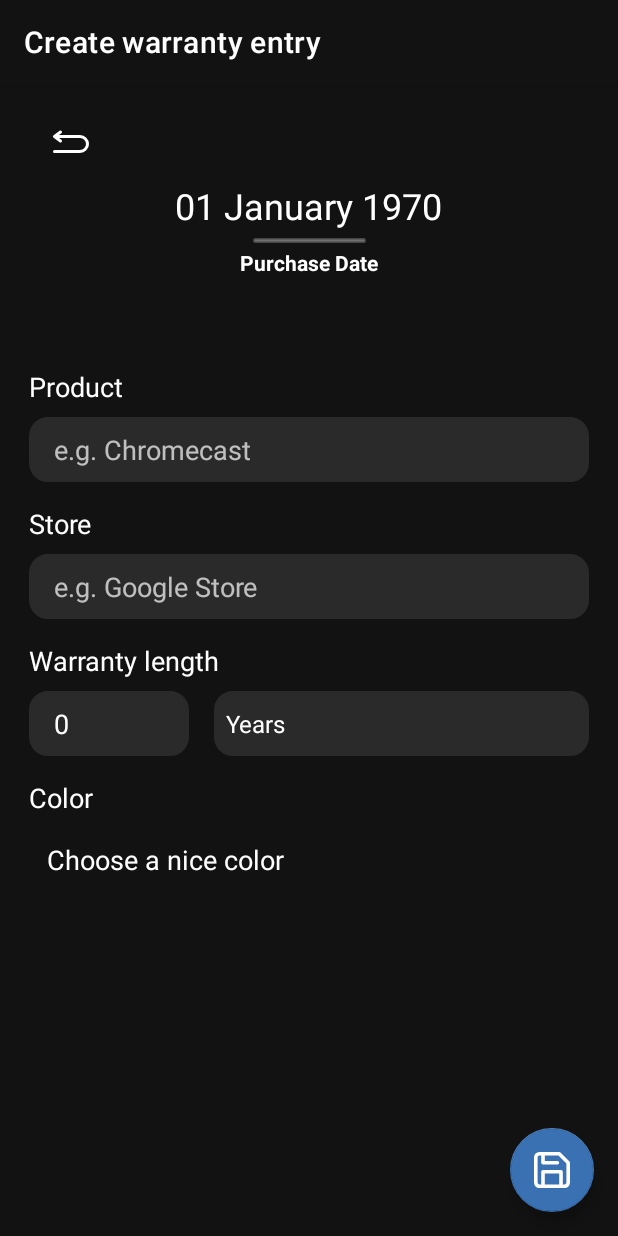
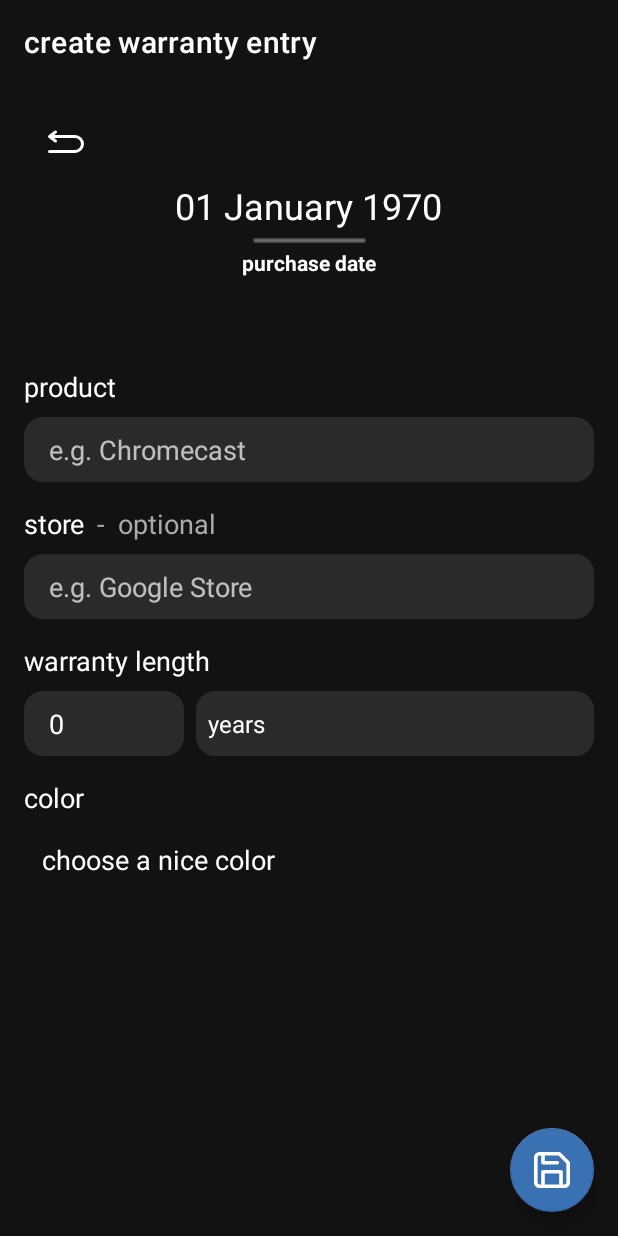
Before and after one commit to Tueska/android-warrantyreminder, an Android app: the ModifyFragment screen opened through its navigation route, after a tap on an icon or button, on a phone screen of 412 x 824 dp. Run offline under Robolectric (Android 15) with nearby library versions, the light colour scheme and no system bars; libraries missing offline, so code that uses them is left out: petrov.kristiyan.colorpicker; 9 statements that could not run were skipped.

Commit message:
Now use of proper constraints

```diff
--- a/app/src/main/java/com/example/warrantyreminder/ModifyFragment.java
+++ b/app/src/main/java/com/example/warrantyreminder/ModifyFragment.java
@@ -79,7 +79,7 @@ public class ModifyFragment extends Fragment implements AdapterView.OnItemSelect
         // Check if Create or not
         this.viewDeleteButton = getView().findViewById(R.id.deleteButton);
         this.viewDeleteButton.setVisibility(this.valueModify ? View.VISIBLE : View.INVISIBLE);
-        getActivity().setTitle(this.valueModify ? "Modify warranty entry" : "Create warranty entry");
+        getActivity().setTitle(this.valueModify ? "modify warranty entry" : "create warranty entry");
 
         this.viewColor.setBackgroundTintList(ColorStateList.valueOf(this.valueColor));
         this.viewPickerColor.setBackgroundTintList(ColorStateList.valueOf(this.valueColor));
@@ -97,7 +97,13 @@ public class ModifyFragment extends Fragment implements AdapterView.OnItemSelect
         binding.fabDone.setOnClickListener(new View.OnClickListener() {
             @Override
             public void onClick(View view) {
-                valueWarrantyLength = Integer.valueOf(viewWarrantyLength.getText().toString());
+                try {
+                    valueWarrantyLength = Integer.valueOf(viewWarrantyLength.getText().toString());
+                } catch (Exception e) {
+                    Toast.makeText(binding.getRoot().getContext(), "number too large!", Toast.LENGTH_SHORT).show();
+                    return;
+                }
+
 
                 we.setId(valueId);
                 we.setProduct(viewProduct.getText().toString());
@@ -126,8 +132,8 @@ public class ModifyFragment extends Fragment implements AdapterView.OnItemSelect
                 }
                 we.setWarrantyExpireDate(cal.getTime().getTime());
 
-                if(!valueModify && we.getProduct().isEmpty()) {
-                    Toast.makeText(binding.getRoot().getContext(), "No Product given!", Toast.LENGTH_SHORT).show();
+                if(we.getProduct().isEmpty()) {
+                    Toast.makeText(binding.getRoot().getContext(), "no product given!", Toast.LENGTH_SHORT).show();
                     return;
                 }
 
@@ -143,14 +149,14 @@ public class ModifyFragment extends Fragment implements AdapterView.OnItemSelect
         binding.deleteButton.setOnClickListener(new View.OnClickListener() {
             @Override
             public void onClick(View v) {
-                new AlertDialog.Builder(view.getContext()).setTitle("Remove").setMessage("Delete warranty entry?").setIcon(R.drawable.ic_delete).setPositiveButton("Yes", new DialogInterface.OnClickListener() {
+                new AlertDialog.Builder(view.getContext()).setTitle("remove").setMessage("delete warranty entry?").setIcon(R.drawable.ic_delete).setPositiveButton("yes", new DialogInterface.OnClickListener() {
                     @Override
                     public void onClick(DialogInterface dialog, int which) {
                         we.setId(valueId);
                         MainActivity.sql.deleteProduct(we);
                         getActivity().onBackPressed();
                     }
-                }).setNegativeButton("No", null).show();
+                }).setNegativeButton("no", null).show();
             }
         });
 
@@ -160,6 +166,7 @@ public class ModifyFragment extends Fragment implements AdapterView.OnItemSelect
                 getActivity().onBackPressed();
             }
         });
+
     }
 
     @Override
@@ -177,4 +184,6 @@ public class ModifyFragment extends Fragment implements AdapterView.OnItemSelect
     public void onNothingSelected(AdapterView<?> parent) {
 
     }
+
+
 }
--- a/app/src/main/java/com/example/warrantyreminder/ProductListFragment.java
+++ b/app/src/main/java/com/example/warrantyreminder/ProductListFragment.java
@@ -4,6 +4,8 @@ import android.os.Bundle;
 import android.view.LayoutInflater;
 import android.view.View;
 import android.view.ViewGroup;
+import android.widget.TextView;
+
 import androidx.annotation.NonNull;
 import androidx.fragment.app.Fragment;
 import androidx.navigation.fragment.NavHostFragment;
@@ -25,7 +27,7 @@ public class ProductListFragment extends Fragment {
             LayoutInflater inflater, ViewGroup container,
             Bundle savedInstanceState
     ) {
-        getActivity().setTitle("Warranty expire list");
+        getActivity().setTitle("warranty expire list");
         binding = FragmentProductlistBinding.inflate(inflater, container, false);
         return binding.getRoot();
 
@@ -34,8 +36,12 @@ public class ProductListFragment extends Fragment {
     public void onViewCreated(@NonNull View view, Bundle savedInstanceState) {
         super.onViewCreated(view, savedInstanceState);
 
+        TextView warrantyEntryNotifier = view.findViewById(R.id.warrantyEntryNotifier);
         RecyclerView sv = (RecyclerView) getView().findViewById(R.id.productList);
         List<WarrantyEntry> products = MainActivity.sql.getAllProducts();
+        if(products.isEmpty()) {
+            warrantyEntryNotifier.setText("no warranty entries");
+        }
 
         // Lambda Expression → Sorts Arraylist by remaining time
         products.sort((o1, o2) -> (o1.getWarrantyExpireDate() - o2.getWarrantyExpireDate()) < 0 ? -1 : 1);
--- a/app/src/main/res/layout/fragment_modify.xml
+++ b/app/src/main/res/layout/fragment_modify.xml
@@ -22,9 +22,11 @@
 
     <ImageView
         android:id="@+id/colorPurchaseDate"
-        android:layout_width="373dp"
+        android:layout_width="match_parent"
         android:layout_height="158dp"
+        android:layout_marginStart="16dp"
         android:layout_marginTop="16dp"
+        android:layout_marginEnd="16dp"
         android:background="@drawable/rectangle"
         android:backgroundTint="@color/cp_slate"
         app:layout_constraintEnd_toEndOf="parent"
@@ -35,9 +37,11 @@
     <EditText
         android:id="@+id/inputProductName"
         style="@android:style/ThemeOverlay.Material.Dark"
-        android:layout_width="373dp"
+        android:layout_width="match_parent"
         android:layout_height="43dp"
+        android:layout_marginLeft="16dp"
         android:layout_marginTop="48dp"
+        android:layout_marginRight="16dp"
         android:background="@drawable/editable_text_border"
         android:ems="10"
         android:hint="e.g. Chromecast"
@@ -52,9 +56,11 @@
     <EditText
         android:id="@+id/inputStore"
         style="@android:style/ThemeOverlay.Material.Dark"
-        android:layout_width="373dp"
+        android:layout_width="match_parent"
         android:layout_height="43dp"
+        android:layout_marginStart="16dp"
         android:layout_marginTop="48dp"
+        android:layout_marginEnd="16dp"
         android:background="@drawable/editable_text_border"
         android:ems="10"
         android:hint="e.g. Google Store"
@@ -71,6 +77,7 @@
         style="@android:style/ThemeOverlay.Material.Dark"
         android:layout_width="wrap_content"
         android:layout_height="43dp"
+        android:layout_marginStart="16dp"
         android:layout_marginTop="48dp"
         android:background="@drawable/editable_text_border"
         android:ems="5"
@@ -79,9 +86,7 @@
         android:paddingRight="25px"
         android:text="2"
         android:textColor="#FFFFFF"
-        app:layout_constraintEnd_toEndOf="parent"
-        app:layout_constraintHorizontal_bias="0.0"
-        app:layout_constraintStart_toStartOf="@+id/inputStore"
+        app:layout_constraintStart_toStartOf="parent"
         app:layout_constraintTop_toBottomOf="@+id/inputStore" />
 
     <TextView
@@ -108,7 +113,7 @@
         android:layout_width="wrap_content"
         android:layout_height="wrap_content"
         android:layout_marginTop="12dp"
-        android:text="Purchase Date"
+        android:text="purchase date"
         android:textColor="#FFFFFF"
         android:textStyle="bold"
         app:layout_constraintEnd_toEndOf="@+id/colorPurchaseDate"
@@ -120,7 +125,7 @@
         android:layout_width="wrap_content"
         android:layout_height="wrap_content"
         android:layout_marginBottom="8dp"
-        android:text="Product"
+        android:text="product"
         android:textColor="#FFFFFF"
         android:textSize="18sp"
         app:layout_constraintBottom_toTopOf="@+id/inputProductName"
@@ -131,18 +136,30 @@
         android:layout_width="wrap_content"
         android:layout_height="wrap_content"
         android:layout_marginBottom="8dp"
-        android:text="Store"
+        android:text="store"
         android:textColor="#FFFFFF"
         android:textSize="18sp"
         app:layout_constraintBottom_toTopOf="@+id/inputStore"
         app:layout_constraintStart_toStartOf="@+id/inputStore" />
 
     <TextView
+        android:id="@+id/textStore2"
+        android:layout_width="wrap_content"
+        android:layout_height="wrap_content"
+        android:layout_marginStart="8dp"
+        android:layout_marginBottom="8dp"
+        android:text="-  optional"
+        android:textColor="@android:color/darker_gray"
+        android:textSize="18sp"
+        app:layout_constraintBottom_toTopOf="@+id/inputStore"
+        app:layout_constraintStart_toEndOf="@+id/textStore" />
+
+    <TextView
         android:id="@+id/textWarrantyLength"
         android:layout_width="wrap_content"
         android:layout_height="wrap_content"
         android:layout_marginBottom="8dp"
-        android:text="Warranty length"
+        android:text="warranty length"
         android:textColor="#FFFFFF"
         android:textSize="18sp"
         app:layout_constraintBottom_toTopOf="@+id/inputWarrantyNumber"
@@ -153,7 +170,7 @@
         android:layout_width="wrap_content"
         android:layout_height="wrap_content"
         android:layout_marginBottom="8dp"
-        android:text="Color"
+        android:text="color"
         android:textColor="#FFFFFF"
         android:textSize="18sp"
         app:layout_constraintBottom_toTopOf="@+id/colorPicker"
@@ -162,14 +179,15 @@
     <Spinner
         android:id="@+id/inputWarrantySpinner"
         style="@android:style/ThemeOverlay.Material.Dark"
-        android:layout_width="250dp"
+        android:layout_width="0dp"
         android:layout_height="43dp"
+        android:layout_marginStart="8dp"
         android:layout_marginTop="8dp"
+        android:layout_marginEnd="16dp"
         android:background="@drawable/editable_text_border"
         android:entries="@array/warrantyUnit"
         android:theme="@style/ThemeOverlay.MaterialComponents.Dark"
-        app:layout_constraintEnd_toEndOf="@+id/inputStore"
-        app:layout_constraintHorizontal_bias="1.0"
+        app:layout_constraintEnd_toEndOf="parent"
         app:layout_constraintStart_toEndOf="@+id/inputWarrantyNumber"
         app:layout_constraintTop_toBottomOf="@+id/textWarrantyLength" />
 
@@ -198,9 +216,11 @@
 
     <ImageView
         android:id="@+id/colorPicker"
-        android:layout_width="373dp"
+        android:layout_width="match_parent"
         android:layout_height="43dp"
+        android:layout_marginStart="16dp"
         android:layout_marginTop="48dp"
+        android:layout_marginEnd="16dp"
         android:background="@drawable/rectangle"
         android:backgroundTint="@color/cp_slate"
         android:onClick="showColorPickerDialog"
@@ -226,7 +246,7 @@
         android:layout_width="wrap_content"
         android:layout_height="wrap_content"
         android:layout_marginStart="12dp"
-        android:text="Choose a nice color"
+        android:text="choose a nice color"
         android:textColor="@android:color/white"
         android:textSize="18sp"
         app:layout_constraintBottom_toBottomOf="@+id/colorPicker"
--- a/app/src/main/res/values/WarrantySpinner.xml
+++ b/app/src/main/res/values/WarrantySpinner.xml
@@ -1,8 +1,8 @@
 <?xml version="1.0" encoding="utf-8"?>
 <resources>
     <string-array name="warrantyUnit">
-        <item>Years</item>
-        <item>Months</item>
-        <item>Days</item>
+        <item>years</item>
+        <item>months</item>
+        <item>days</item>
     </string-array>
 </resources>
```
Also changed, not shown: app/src/main/java/com/example/warrantyreminder/ProductAdapter.java (+19 -5 lines), app/src/main/res/layout/fragment_product.xml (+15 -13 lines), app/src/main/res/layout/fragment_productlist.xml (+10 -0 lines).
